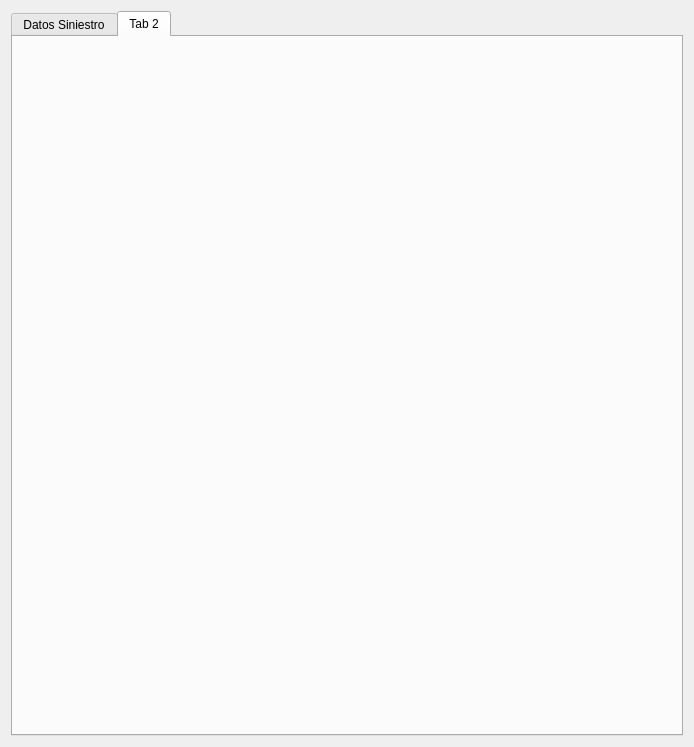
This is planilla.ui in IvanBodnar/planilla as Qt 5 draws it before an edit. The edited form follows.
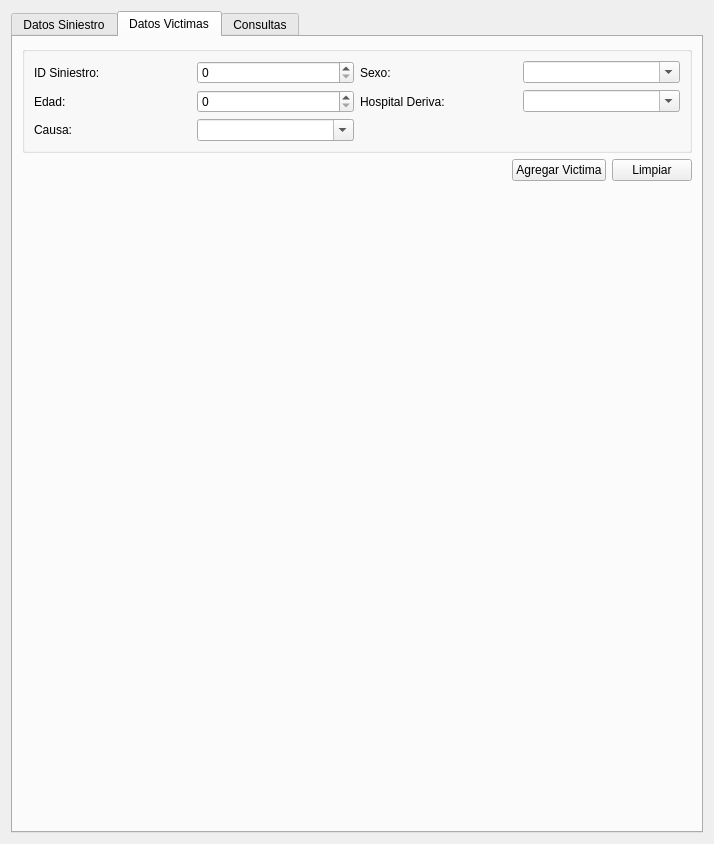
This is the edited form. The open tabs and pages were chosen to show the change.

```diff
--- a/planilla.ui
+++ b/planilla.ui
@@ -6,8 +6,8 @@
    <rect>
     <x>0</x>
     <y>0</y>
-    <width>694</width>
-    <height>747</height>
+    <width>714</width>
+    <height>844</height>
    </rect>
   </property>
   <property name="windowTitle">
@@ -505,8 +505,214 @@
      </widget>
      <widget class="QWidget" name="tab_2">
       <attribute name="title">
-       <string>Tab 2</string>
+       <string>Datos Victimas</string>
       </attribute>
+      <layout class="QGridLayout" name="gridLayout_7">
+       <item row="1" column="0">
+        <layout class="QHBoxLayout" name="horizontalLayout_9">
+         <item>
+          <spacer name="horizontalSpacer_6">
+           <property name="orientation">
+            <enum>Qt::Horizontal</enum>
+           </property>
+           <property name="sizeHint" stdset="0">
+            <size>
+             <width>40</width>
+             <height>20</height>
+            </size>
+           </property>
+          </spacer>
+         </item>
+         <item>
+          <widget class="QPushButton" name="pushButtonAgregarVictima">
+           <property name="text">
+            <string>Agregar Victima</string>
+           </property>
+          </widget>
+         </item>
+         <item>
+          <widget class="QPushButton" name="pushButtonLimpiarVictima">
+           <property name="text">
+            <string>Limpiar</string>
+           </property>
+          </widget>
+         </item>
+        </layout>
+       </item>
+       <item row="0" column="0">
+        <widget class="QGroupBox" name="groupBox_6">
+         <property name="title">
+          <string/>
+         </property>
+         <layout class="QGridLayout" name="gridLayout_8">
+          <item row="1" column="3">
+           <widget class="QComboBox" name="comboBoxHospital">
+            <property name="editable">
+             <bool>true</bool>
+            </property>
+            <property name="maxCount">
+             <number>50</number>
+            </property>
+           </widget>
+          </item>
+          <item row="1" column="1">
+           <widget class="QSpinBox" name="spinBoxEdad">
+            <property name="maximum">
+             <number>120</number>
+            </property>
+           </widget>
+          </item>
+          <item row="1" column="2">
+           <widget class="QLabel" name="label_14">
+            <property name="text">
+             <string>Hospital Deriva:</string>
+            </property>
+           </widget>
+          </item>
+          <item row="0" column="2">
+           <widget class="QLabel" name="label_13">
+            <property name="text">
+             <string>Sexo:</string>
+            </property>
+           </widget>
+          </item>
+          <item row="0" column="0">
+           <widget class="QLabel" name="label_7">
+            <property name="text">
+             <string>ID Siniestro:</string>
+            </property>
+           </widget>
+          </item>
+          <item row="0" column="1">
+           <widget class="QSpinBox" name="spinBoxIDVictimas">
+            <property name="maximum">
+             <number>2000</number>
+            </property>
+           </widget>
+          </item>
+          <item row="0" column="3">
+           <widget class="QComboBox" name="comboBoxSexo">
+            <property name="editable">
+             <bool>true</bool>
+            </property>
+            <property name="maxCount">
+             <number>2</number>
+            </property>
+           </widget>
+          </item>
+          <item row="1" column="0">
+           <widget class="QLabel" name="label_15">
+            <property name="text">
+             <string>Edad:</string>
+            </property>
+           </widget>
+          </item>
+          <item row="2" column="0">
+           <widget class="QLabel" name="label_18">
+            <property name="text">
+             <string>Causa:</string>
+            </property>
+           </widget>
+          </item>
+          <item row="2" column="1">
+           <widget class="QComboBox" name="comboBoxCausa">
+            <property name="editable">
+             <bool>true</bool>
+            </property>
+            <property name="maxCount">
+             <number>2</number>
+            </property>
+           </widget>
+          </item>
+         </layout>
+        </widget>
+       </item>
+       <item row="3" column="0">
+        <spacer name="verticalSpacer_2">
+         <property name="orientation">
+          <enum>Qt::Vertical</enum>
+         </property>
+         <property name="sizeHint" stdset="0">
+          <size>
+           <width>20</width>
+           <height>595</height>
+          </size>
+         </property>
+        </spacer>
+       </item>
+       <item row="2" column="0">
+        <widget class="QLabel" name="labelStatusVictimas">
+         <property name="font">
+          <font>
+           <pointsize>9</pointsize>
+           <weight>75</weight>
+           <bold>true</bold>
+          </font>
+         </property>
+         <property name="text">
+          <string/>
+         </property>
+        </widget>
+       </item>
+      </layout>
+     </widget>
+     <widget class="QWidget" name="tab">
+      <attribute name="title">
+       <string>Consultas</string>
+      </attribute>
+      <layout class="QGridLayout" name="gridLayout_6">
+       <item row="0" column="0" colspan="2">
+        <widget class="QTableView" name="tableViewMostrar"/>
+       </item>
+       <item row="1" column="0">
+        <spacer name="horizontalSpacer_5">
+         <property name="orientation">
+          <enum>Qt::Horizontal</enum>
+         </property>
+         <property name="sizeHint" stdset="0">
+          <size>
+           <width>411</width>
+           <height>20</height>
+          </size>
+         </property>
+        </spacer>
+       </item>
+       <item row="1" column="1">
+        <widget class="QWidget" name="widget" native="true">
+         <layout class="QHBoxLayout" name="horizontalLayout_8">
+          <item>
+           <layout class="QVBoxLayout" name="verticalLayout_4">
+            <item>
+             <widget class="QRadioButton" name="radioButtonSiniestros">
+              <property name="text">
+               <string>Tabla Siniestros</string>
+              </property>
+             </widget>
+            </item>
+            <item>
+             <widget class="QRadioButton" name="radioButtonVictimas">
+              <property name="text">
+               <string>Tabla Victimas</string>
+              </property>
+             </widget>
+            </item>
+           </layout>
+          </item>
+          <item>
+           <layout class="QHBoxLayout" name="horizontalLayout_7">
+            <item>
+             <widget class="QPushButton" name="pushButtonMostrarTabla">
+              <property name="text">
+               <string>Mostrar</string>
+              </property>
+             </widget>
+            </item>
+           </layout>
+          </item>
+         </layout>
+        </widget>
+       </item>
+      </layout>
      </widget>
     </widget>
    </item>
```
Left out of the diff: 290 changed lines with no effect on the pictures.
